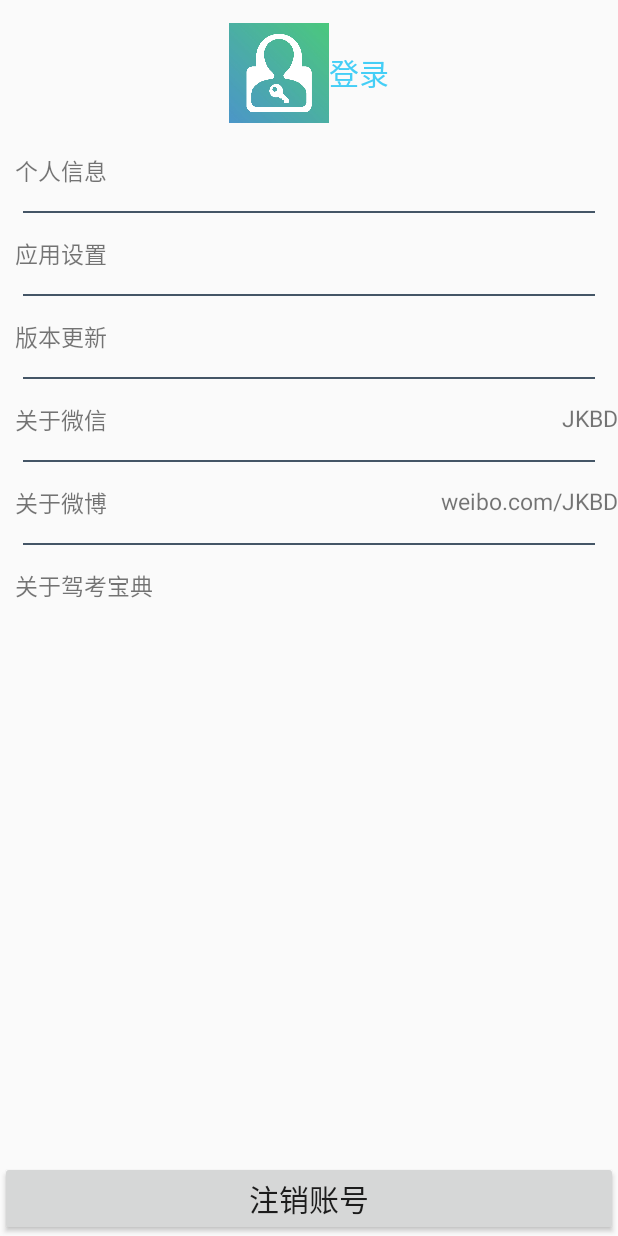
After one commit to LIU8233/jkbd, an Android app: the SetActivity screen opened directly, with no data from a screen before it, on a phone screen of 412 x 824 dp. The commit adds this screen. Run offline under Robolectric (Android 15) with nearby library versions, the phone set to English and light mode, and no system bars.

Commit message:
添加一个很low的设置界面

```diff
--- a/app/src/main/AndroidManifest.xml
+++ b/app/src/main/AndroidManifest.xml
@@ -22,9 +22,10 @@
                 <category android:name="android.intent.category.LAUNCHER" />
             </intent-filter>
         </activity>
-        <activity android:name=".activity.testActivity">
-
+        <activity android:name=".activity.testActivity"
+            android:screenOrientation="portrait">
         </activity>
+        <activity android:name=".activity.SetActivity"/>
     </application>
 
 </manifest>
--- a/app/src/main/java/com/example/administrator/jkbd/activity/MainActivity.java
+++ b/app/src/main/java/com/example/administrator/jkbd/activity/MainActivity.java
@@ -28,4 +28,9 @@ public class MainActivity extends AppCompatActivity {
     public void exit(View view) {
         finish();
     }
+
+    public void set(View view) {
+        Intent intent=new Intent(MainActivity.this,SetActivity.class);
+        startActivity(intent);
+    }
 }
--- /dev/null
+++ b/app/src/main/java/com/example/administrator/jkbd/activity/SetActivity.java
@@ -0,0 +1,19 @@
+package com.example.administrator.jkbd.activity;
+
+import android.os.Bundle;
+import android.support.annotation.Nullable;
+import android.support.v7.app.AppCompatActivity;
+
+import com.example.administrator.jkbd.R;
+
+/**
+ * Created by Administrator on 2017/7/6/006.
+ */
+
+public class SetActivity extends AppCompatActivity {
+    @Override
+    protected void onCreate(@Nullable Bundle savedInstanceState) {
+        super.onCreate(savedInstanceState);
+        setContentView(R.layout.activity_set);
+    }
+}
--- a/app/src/main/res/layout/activity_main.xml
+++ b/app/src/main/res/layout/activity_main.xml
@@ -44,6 +44,7 @@
             android:layout_width="wrap_content"
             android:layout_height="wrap_content"
             android:text="设置"
+            android:onClick="set"
             android:drawableTop="@mipmap/main_menu_message"
             android:background="@null"
             android:layout_weight="1"/>
--- /dev/null
+++ b/app/src/main/res/layout/activity_set.xml
@@ -0,0 +1,124 @@
+<?xml version="1.0" encoding="utf-8"?>
+<LinearLayout xmlns:android="http://schemas.android.com/apk/res/android"
+    android:orientation="vertical" android:layout_width="match_parent"
+    android:layout_height="match_parent"
+    >
+    <LinearLayout
+        android:layout_width="match_parent"
+        android:layout_height="wrap_content"
+        android:orientation="vertical"
+        android:layout_marginTop="15dp">
+        <LinearLayout
+            android:layout_width="match_parent"
+            android:layout_height="wrap_content"
+           android:gravity="center">
+            <ImageView
+                android:layout_width="100px"
+                android:layout_height="100px"
+                android:src="@mipmap/login"
+                />
+            <TextView
+                android:layout_width="wrap_content"
+                android:layout_height="wrap_content"
+                android:text="登录"
+                android:textSize="20dp"
+                android:textColor="#44cef6"/>
+        </LinearLayout>
+        <TextView
+            android:layout_width="match_parent"
+            android:layout_height="wrap_content"
+            android:text="个人信息"
+            android:textSize="15dp"
+            android:layout_marginTop="20dp"
+            android:layout_marginLeft="10dp"/>
+        <View
+            android:layout_width="match_parent"
+            android:layout_height="1dp"
+            android:background="#456"
+            android:layout_margin="15dp"/>
+        <TextView
+            android:layout_width="match_parent"
+            android:layout_height="wrap_content"
+            android:text="应用设置"
+            android:textSize="15dp"
+            android:layout_marginLeft="10dp"/>
+        <View
+            android:layout_width="match_parent"
+            android:layout_height="1dp"
+            android:background="#456"
+            android:layout_margin="15dp"/>
+        <TextView
+            android:layout_width="match_parent"
+            android:layout_height="wrap_content"
+            android:text="版本更新"
+            android:textSize="15dp"
+            android:layout_marginLeft="10dp"/>
+        <View
+            android:layout_width="match_parent"
+            android:layout_height="1dp"
+            android:background="#456"
+            android:layout_margin="15dp"/>
+        <RelativeLayout
+            android:layout_width="match_parent"
+            android:layout_height="wrap_content"
+            android:layout_marginLeft="10dp">
+            <TextView
+                android:layout_width="match_parent"
+                android:layout_height="wrap_content"
+                android:text="关于微信"
+                android:textSize="15dp"
+                android:layout_alignParentLeft="true"/>
+            <TextView
+                android:layout_width="wrap_content"
+                android:layout_height="wrap_content"
+                android:text="JKBD"
+                android:textSize="15dp"
+                android:layout_alignParentRight="true"/>
+        </RelativeLayout>
+        <View
+            android:layout_width="match_parent"
+            android:layout_height="1dp"
+            android:background="#456"
+            android:layout_margin="15dp"/>
+        <RelativeLayout
+            android:layout_width="match_parent"
+            android:layout_height="wrap_content"
+            android:layout_marginLeft="10dp">
+            <TextView
+                android:layout_width="match_parent"
+                android:layout_height="wrap_content"
+                android:text="关于微博"
+                android:textSize="15dp"
+                android:layout_alignParentLeft="true"/>
+            <TextView
+                android:layout_width="wrap_content"
+                android:layout_height="wrap_content"
+                android:text="weibo.com/JKBD"
+                android:textSize="15dp"
+                android:layout_alignParentRight="true"/>
+        </RelativeLayout>
+        <View
+            android:layout_width="match_parent"
+            android:layout_height="1dp"
+            android:background="#456"
+            android:layout_margin="15dp"/>
+        <TextView
+            android:layout_width="match_parent"
+            android:layout_height="wrap_content"
+            android:text="关于驾考宝典"
+            android:textSize="15dp"
+            android:layout_marginLeft="10dp"/>
+    </LinearLayout>
+    <RelativeLayout
+        android:layout_width="match_parent"
+        android:layout_height="wrap_content">
+        <Button
+            android:layout_width="match_parent"
+            android:layout_height="wrap_content"
+            android:text="注销账号"
+            android:textSize="20dp"
+            android:layout_alignParentBottom="true"/>
+    </RelativeLayout>
+
+
+</LinearLayout>
```
Also changed, not shown: app/src/main/res/mipmap-hdpi/login.jpg (added).
